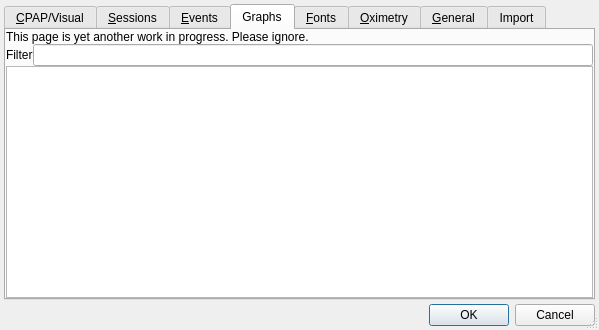
This is preferencesdialog.ui in sbonaime/sleepyhead-code. as Qt 5 draws it before an edit. The edited form follows.
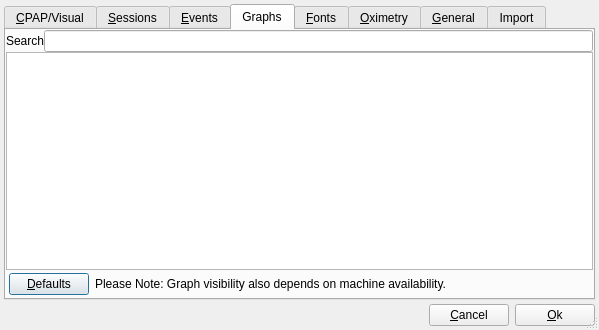
This is the edited form. The open tabs and pages were chosen to show the change.

Commit message: Graph settings Preferences tab.. (Note, this works, but does not save yet)

The edit to the form file:
```diff
--- a/preferencesdialog.ui
+++ b/preferencesdialog.ui
@@ -493,28 +493,12 @@
        <property name="margin">
         <number>0</number>
        </property>
-       <item>
-        <widget class="QLabel" name="label_9">
-         <property name="text">
-          <string>This page is yet another work in progress. Please ignore.</string>
-         </property>
-        </widget>
-       </item>
        <item>
         <layout class="QHBoxLayout" name="horizontalLayout_6">
          <item>
           <widget class="QLabel" name="label_8">
-           <property name="sizePolicy">
-            <sizepolicy hsizetype="Fixed" vsizetype="Preferred">
-             <horstretch>0</horstretch>
-             <verstretch>0</verstretch>
-            </sizepolicy>
-           </property>
            <property name="text">
-            <string>Filter</string>
-           </property>
-           <property name="margin">
-            <number>4</number>
+            <string>Search</string>
            </property>
           </widget>
          </item>
@@ -524,15 +508,35 @@
         </layout>
        </item>
        <item>
-        <widget class="QTreeWidget" name="graphTree">
-         <property name="headerHidden">
-          <bool>true</bool>
-         </property>
-         <column>
-          <property name="text">
-           <string notr="true">1</string>
+        <widget class="QTreeView" name="graphView"/>
+       </item>
+       <item>
+        <widget class="QWidget" name="widget_3" native="true">
+         <layout class="QHBoxLayout" name="horizontalLayout_11">
+          <property name="margin">
+           <number>3</number>
           </property>
-         </column>
+          <item>
+           <widget class="QPushButton" name="resetGraphButton">
+            <property name="sizePolicy">
+             <sizepolicy hsizetype="Fixed" vsizetype="Fixed">
+              <horstretch>0</horstretch>
+              <verstretch>0</verstretch>
+             </sizepolicy>
+            </property>
+            <property name="text">
+             <string>&amp;Defaults</string>
+            </property>
+           </widget>
+          </item>
+          <item>
+           <widget class="QLabel" name="label_9">
+            <property name="text">
+             <string>Please Note: Graph visibility also depends on machine availability.</string>
+            </property>
+           </widget>
+          </item>
+         </layout>
         </widget>
        </item>
       </layout>
@@ -1247,16 +1251,42 @@
     </widget>
    </item>
    <item>
-    <widget class="QDialogButtonBox" name="buttonBox">
-     <property name="orientation">
-      <enum>Qt::Horizontal</enum>
-     </property>
-     <property name="standardButtons">
-      <set>QDialogButtonBox::Cancel|QDialogButtonBox::Ok</set>
-     </property>
-     <property name="centerButtons">
-      <bool>false</bool>
-     </property>
+    <widget class="QWidget" name="widget_2" native="true">
+     <layout class="QHBoxLayout" name="horizontalLayout_9">
+      <property name="spacing">
+       <number>6</number>
+      </property>
+      <property name="margin">
+       <number>0</number>
+      </property>
+      <item>
+       <spacer name="horizontalSpacer_5">
+        <property name="orientation">
+         <enum>Qt::Horizontal</enum>
+        </property>
+        <property name="sizeHint" stdset="0">
+         <size>
+          <width>40</width>
+          <height>20</height>
+         </size>
+        </property>
+       </spacer>
+      </item>
+      <item>
+       <widget class="QPushButton" name="cancelButton">
+        <property name="text">
+         <string>&amp;Cancel</string>
+        </property>
+       </widget>
+      </item>
+      <item>
+       <widget class="QPushButton" name="okButton">
+        <property name="text">
+         <string>&amp;Ok</string>
+        </property>
+       </widget>
+      </item>
+     </layout>
     </widget>
    </item>
   </layout>
```
Left out of the diff: 18 changed lines with no effect on the pictures. The commit also changes 7 other files.
